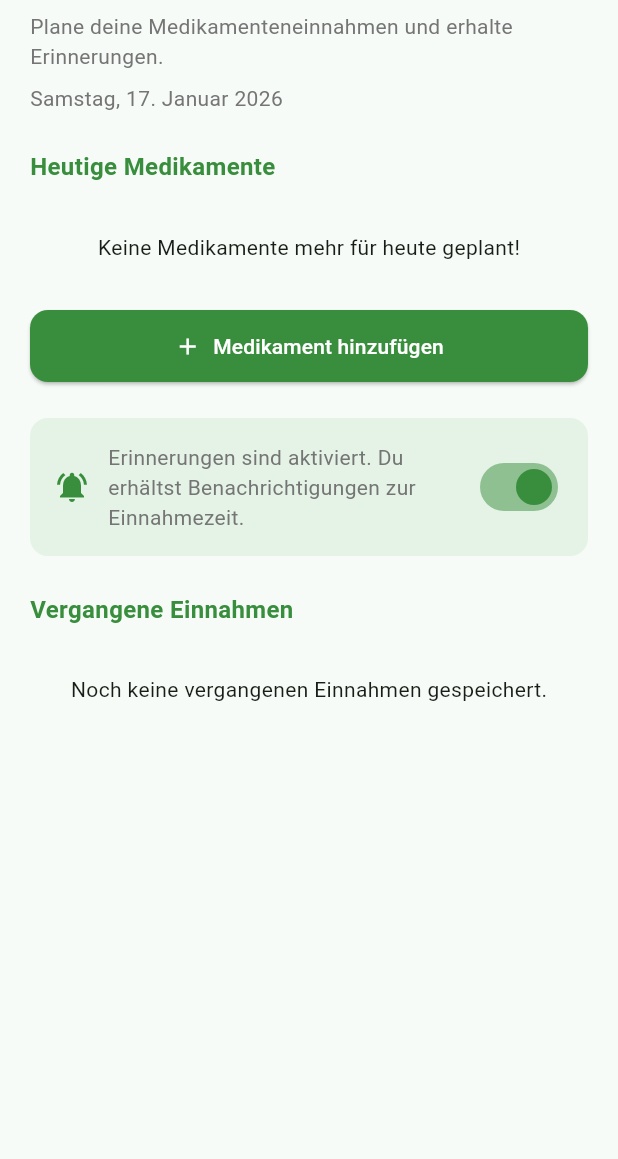
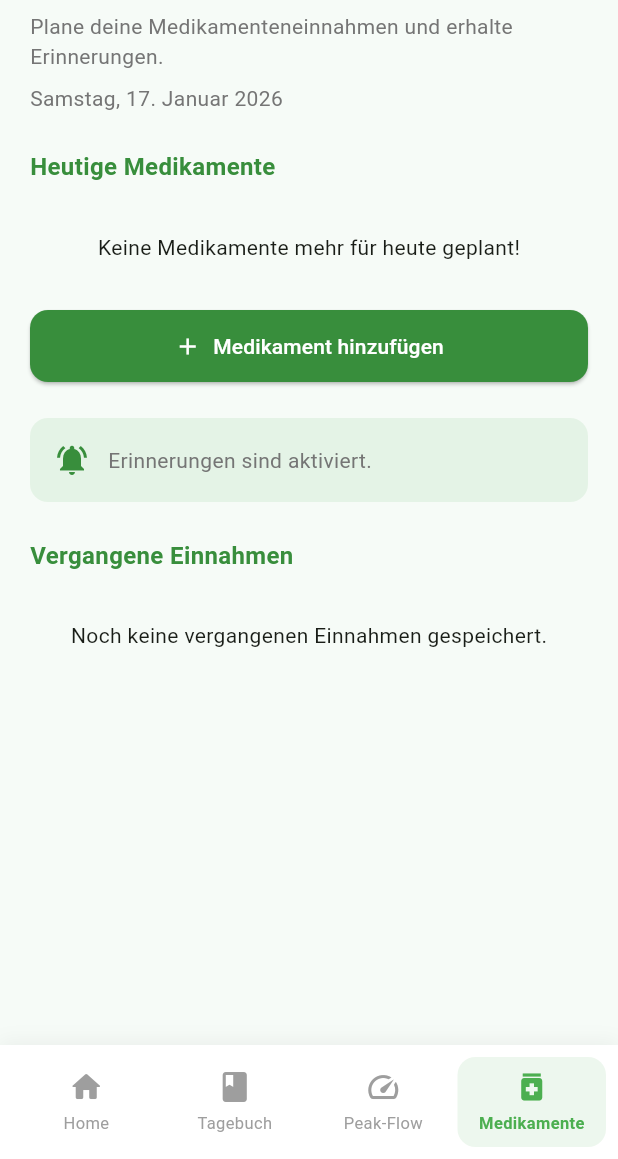
Before and after one commit to anja-05/flutter_asthma_app, a Flutter app: the screen it shows once a user with an empty profile is signed in, scrolled down 437 dp, after a tap on "Medikationsplan", on a phone screen of 412 x 824 dp, the part 77-1236 px from its top. Run offline on Flutter 3.47's test engine with Material 3 defaults, Android fonts, the phone set to English and light mode, and no system bars; our stand-ins replace cloud_firestore, firebase_auth, firebase_core, fl_chart, flutter_local_notifications, geolocator and 4 more; missing offline and left inert: fitbitter; accounts and stored records are empty; network calls fail.

Commit message:
more adjustments and dartdoc

```diff
--- a/lib/models/emergency_step.dart
+++ b/lib/models/emergency_step.dart
@@ -2,9 +2,13 @@
 ///
 /// Jede Instanz beschreibt eine Aufgabe, die abgearbeitet werden soll, und speichert, ob sie bereits erledigt wurde.
 class EmergencyStep {
+  /// Beschreibung des durchzuführenden Schritts
   final String text;
+
+  /// Status des Schritts: `true`, wenn erledigt
   bool completed;
 
+  /// Erstellt neuen Notfall-Schritt.
   EmergencyStep({
     required this.text,
     this.completed = false,
--- a/lib/screens/dashboard_screen.dart
+++ b/lib/screens/dashboard_screen.dart
@@ -34,9 +34,10 @@ import '../../models/medication.dart';
 /// - Fitbit-Verbindung
 class DashboardScreen extends StatefulWidget {
   final ValueChanged<int>? onSwitchTab;
+  final int? refreshTrigger;
 
   /// Erstellt einen neuen [DashboardScreen].
-  const DashboardScreen({super.key, this.onSwitchTab});
+  const DashboardScreen({super.key, this.onSwitchTab, this.refreshTrigger});
 
   @override
   State<DashboardScreen> createState() => _DashboardScreenState();
@@ -80,6 +81,17 @@ class _DashboardScreenState extends State<DashboardScreen> {
     _calculateNextMedicationTime();
     tz.initializeTimeZones();
     _initializeNotifications();
+  }
+
+  @override
+  void didUpdateWidget(covariant DashboardScreen oldWidget) {
+    super.didUpdateWidget(oldWidget);
+    if (widget.refreshTrigger != oldWidget.refreshTrigger) {
+      _loadLastEntryDate();
+      _loadTrend();
+      _loadMedicationTimes();
+      _calculateNextMedicationTime();
+    }
   }
 
   Future<void> _loadMedicationTimes() async {
@@ -348,13 +360,24 @@ class _DashboardScreenState extends State<DashboardScreen> {
   /// Navigiert zu einem Feature-Screen basierend auf dem Namen.
   /// Wird von den Dashboard-Karten verwendet.
   void _navigateToScreen(String name) {
+    // Mapping für Tabs in MainShell
+    final tabIndex = switch (name) {
+      'Symptomtagebuch' => 1,
+      'Peak-Flow' => 2,
+      'Medikationsplan' => 3,
+      'Vitaldaten' => 4,
+      'Warnungen' => 5,
+      _ => null,
+    };
+
+    if (tabIndex != null) {
+      widget.onSwitchTab?.call(tabIndex);
+      return;
+    }
+
+    // Mapping für externe Routen (die BottomBar verdecken sollen)
     final routeName = switch (name) {
-      'Symptomtagebuch' => '/symptoms',
-      'Peak-Flow' => '/peakflow',
-      'Medikationsplan' => '/medication',
-      'Warnungen' => '/warnings',
-      'Notfall' => '/emergency',
-      'Vitaldaten' => '/vitals',
+      'Notfall' => '/emergency', // Soll explizit ohne BottomBar sein
       _ => null,
     };
 
--- a/lib/screens/login_screen.dart
+++ b/lib/screens/login_screen.dart
@@ -2,7 +2,7 @@ import 'package:flutter/material.dart';
 import '../constants/app_colors.dart';
 import '../services/auth_service.dart';
 import 'register_screen.dart';
-import 'dashboard_screen.dart';
+import 'main_shell.dart';
 
 /// Login-Screen der App.
 /// Dieser Screen ermöglicht bestehenden Benutzer:innen:
@@ -71,7 +71,7 @@ class _LoginScreenState extends State<LoginScreen> {
       if (mounted) {
         Navigator.of(context).pushReplacement(
           MaterialPageRoute(
-            builder: (context) => const DashboardScreen(),
+            builder: (context) => const MainShell(),
           ),
         );
       }
--- a/lib/screens/main_shell.dart
+++ b/lib/screens/main_shell.dart
@@ -5,6 +5,8 @@ import 'dashboard_screen.dart';
 import 'symptom/symptom_diary_screen.dart';
 import 'peak_flow_screen.dart';
 import 'medication_plan_screen.dart';
+import 'vital_data_screen.dart';
+import 'warnings_screen.dart';
 
 /// Zentrale Shell der App mit Bottom-Navigation.
 /// Diese Klasse bildet den strukturellen Rahmen der Anwendung und verwaltet die Navigation zwischen den Hauptbereichen:
@@ -32,18 +34,15 @@ class _MainShellState extends State<MainShell> {
   /// Index des aktuell ausgewählten Tabs.
   int _currentIndex = 0;
 
+  /// Trigger für Dashboard-Aktualisierung
+  int _dashboardRefreshId = 0;
+
   /// Liste der Haupt-Screens der App.
-  late final List<Widget> _screens;
+  // late final List<Widget> _screens; // Removed
 
  @override
   void initState() {
     super.initState();
-    _screens = [
-      DashboardScreen(onSwitchTab: _onTabSelected),
-      const SymptomDiaryScreen(),
-      const PeakFlowScreen(),
-      const MedicationScreen(),
-    ];
   }
 
   /// Wird aufgerufen, wenn ein Tab in der Bottom-Navigation ausgewählt wird.
@@ -51,21 +50,43 @@ class _MainShellState extends State<MainShell> {
   void _onTabSelected(int index) {
     setState(() {
       _currentIndex = index;
+      if (index == 0) {
+        _dashboardRefreshId++;
+      }
     });
   }
 
   /// Baut das Grundlayout der App.
   @override
   Widget build(BuildContext context) {
-    return Scaffold(
+    return PopScope(
+      canPop: _currentIndex == 0,
+      onPopInvokedWithResult: (didPop, result) {
+        if (didPop) return;
+        setState(() {
+          _currentIndex = 0;
+        });
+      },
+      child: Scaffold(
         body: IndexedStack(
           index: _currentIndex,
-        children: _screens,
+          children: [
+            DashboardScreen(
+              onSwitchTab: _onTabSelected,
+              refreshTrigger: _dashboardRefreshId,
+            ),
+            const SymptomDiaryScreen(),
+            const PeakFlowScreen(),
+            const MedicationScreen(),
+            const VitalScreen(),
+            const WarningScreen(),
+          ],
         ),
         bottomNavigationBar: AppBottomNavigation(
           currentIndex: _currentIndex,
           onTap: _onTabSelected,
         ),
+      ),
     );
   }
 }
--- a/lib/screens/medication_plan_screen.dart
+++ b/lib/screens/medication_plan_screen.dart
@@ -14,9 +14,18 @@ import 'package:firebase_auth/firebase_auth.dart';
 import 'package:flutter_local_notifications/flutter_local_notifications.dart';
 import 'package:timezone/timezone.dart' as tz;
 import 'package:timezone/data/latest.dart' as tz;
+import 'package:permission_handler/permission_handler.dart';
 
 const Uuid uuid = Uuid();
 
+/// Dialog-Widget zum Hinzufügen eines neuen Medikaments.
+///
+/// Eingabe von:
+/// - Medikamentenname
+/// - Dosierung
+/// - Typ (z.B. Tablette)
+/// - Einnahmeintervall (Täglich, Alle X Tage, Wochentage)
+/// - Einnahmezeiten
 class _AddMedicationDialog extends StatefulWidget {
   final Function(Medication) onAdd;
 
@@ -46,6 +55,7 @@ class _AddMedicationDialogState extends State<_AddMedicationDialog> {
     _initializeNotifications();
   }
 
+  /// Initialisiert die lokalen Benachrichtigungen und Android-Kanäle.
   void _initializeNotifications() async {
     // 1. Android-Einstellungen definieren
     const AndroidInitializationSettings initializationSettingsAndroid =
@@ -87,6 +97,7 @@ class _AddMedicationDialogState extends State<_AddMedicationDialog> {
     }
   }
 
+  /// Plant Benachrichtigungen für neu erstellte Medikamente
   void _scheduleNotifications(Medication med) async {
     final location = tz.getLocation('Europe/Berlin'); // Einheitliche Zeitzone
     final now = tz.TZDateTime.now(location);
@@ -356,7 +367,14 @@ class _AddMedicationDialogState extends State<_AddMedicationDialog> {
   }
 }
 
-
+/// Hauptscreen für Medikationsübersicht
+///
+/// Zeigt:
+/// - Die für heute geplanten Einnahmen (mit Checkboxen zum Abhaken).
+/// - Eine Liste vergangener Einnahmen (Historie).
+/// - Einen Button zum Hinzufügen neuer Medikamente.
+///
+/// Verwaltet zudem die Synchronisation mit dem [MedicationService] und FHIR.
 class MedicationScreen extends StatefulWidget {
   const MedicationScreen({super.key});
 
@@ -364,11 +382,13 @@ class MedicationScreen extends StatefulWidget {
   State<MedicationScreen> createState() => _MedicationScreenState();
 }
 
-class _MedicationScreenState extends State<MedicationScreen> {
+class _MedicationScreenState extends State<MedicationScreen>
+    with WidgetsBindingObserver {
   final MedicationService _service = MedicationService();
   final FhirMedicationService _fhirMedicationService = FhirMedicationService();
   final FhirPatientService _fhirPatientService = FhirPatientService();
-  final FlutterLocalNotificationsPlugin _flutterLocalNotificationsPlugin = FlutterLocalNotificationsPlugin();
+  final FlutterLocalNotificationsPlugin _flutterLocalNotificationsPlugin =
+      FlutterLocalNotificationsPlugin();
 
   List<Medication> _medicationPlans = [];
   List<MedicationIntake> _allTodayIntakesWithStatus = [];
@@ -380,15 +400,42 @@ class _MedicationScreenState extends State<MedicationScreen> {
   @override
   void initState() {
     super.initState();
+    WidgetsBinding.instance.addObserver(this);
     _loadMedications();
   }
 
+  @override
+  void dispose() {
+    WidgetsBinding.instance.removeObserver(this);
+    super.dispose();
+  }
+
+  @override
+  void didChangeAppLifecycleState(AppLifecycleState state) {
+    if (state == AppLifecycleState.resumed) {
+      _checkPermissionStatus();
+    }
+  }
+
+  Future<void> _checkPermissionStatus() async {
+    final status = await Permission.notification.status;
+    if (mounted) {
+      setState(() {
+        _remindersEnabled = status.isGranted;
+      });
+    }
+  }
+
+  /// Prüft, ob seit dem letzten Zugriff ein neuer Tag begonnen hat.
   bool _isNewDay(DateTime? lastAccess) {
     if (lastAccess == null) return true;
     final now = DateTime.now();
-    return now.year != lastAccess.year || now.month != lastAccess.month || now.day != lastAccess.day;
+    return now.year != lastAccess.year ||
+        now.month != lastAccess.month ||
+        now.day != lastAccess.day;
   }
 
+  /// Prüft anhand des Intervalls, ob ein Medikament heute eingenommen werden muss.
   bool _shouldTakeToday(Medication med) {
     final today = DateTime.now();
 
@@ -409,6 +456,7 @@ class _MedicationScreenState extends State<MedicationScreen> {
     return false;
   }
 
+  /// Generiert Liste der heutigen Einnahmen basierend auf den Plänen.
   List<MedicationIntake> _generateTodayIntakes(List<Medication> plans) {
     final allIntakes = plans
         .where(_shouldTakeToday)
@@ -429,6 +477,9 @@ class _MedicationScreenState extends State<MedicationScreen> {
     return allIntakes;
   }
 
+  /// Lädt alle Medikamentendaten (Pläne, Einnahmen, Historie).
+  ///
+  /// Führt bei einem neuen Tag auch die Generierung der neuen Tagesliste durch.
   Future<void> _loadMedications() async {
     final loadedPlans = await _service.loadMedications();
     final loadedRemindersStatus = await _service.loadRemindersStatus();
@@ -468,16 +519,19 @@ class _MedicationScreenState extends State<MedicationScreen> {
     });
   }
 
+  /// Fügt einen neuen Medikationsplan hinzu und speichert ihn in:
+  /// 1. Lokalen App-Daten (SharedPreferences)
+  /// 2. FHIR-Server (MedicationRequest)
   void _addNewPlan(Medication newMedication) async {
     final updatedPlans = [..._medicationPlans, newMedication];
     final newIntakesForToday = _generateTodayIntakes([newMedication]);
     final combinedIntakes = [..._allTodayIntakesWithStatus, ...newIntakesForToday];
 
-    // 🔹 lokal speichern (wie bisher)
+    // lokal speichern (wie bisher)
     await _service.saveMedications(updatedPlans);
     await _service.saveTodayIntakes(combinedIntakes);
 
-    // 🔹 FHIR: Patient sicherstellen + MedicationRequest speichern
+    // FHIR: Patient sicherstellen + MedicationRequest speichern
     try {
       final user = FirebaseAuth.instance.currentUser!;
       final patientId = await _fhirPatientService.ensurePatientForUser(
@@ -528,14 +582,6 @@ class _MedicationScreenState extends State<MedicationScreen> {
     _flutterLocalNotificationsPlugin.cancelAll();
 
     _showSnackBar('Medikament "${medicationName}" gelöscht.');
-  }
-
-  void _toggleReminders(bool value) async {
-    setState(() {
-      _remindersEnabled = value;
-    });
-    await _service.saveRemindersStatus(value);
-    _showSnackBar('Erinnerungen ${value ? "aktiviert" : "deaktiviert"}.');
   }
 
   void _markAsTaken(MedicationIntake intake) async {
@@ -591,17 +637,7 @@ class _MedicationScreenState extends State<MedicationScreen> {
       );
     }
 
-    return PopScope(
-      canPop: false,
-      onPopInvokedWithResult: (didPop, result) async {
-        if (didPop) return;
-        Navigator.pushNamedAndRemoveUntil(
-          context,
-          '/dashboard',
-          (route) => false,
-        );
-      },
-      child: Scaffold(
+    return Scaffold(
       backgroundColor: AppColors.backgroundColor,
       body: SafeArea(
         child: RefreshIndicator(
@@ -634,9 +670,7 @@ class _MedicationScreenState extends State<MedicationScreen> {
                   color: AppColors.textSecondary,
                 ),
               ),
-
               const SizedBox(height: 24),
-
               const Text(
                 'Heutige Medikamente',
                 style: TextStyle(
@@ -646,7 +680,6 @@ class _MedicationScreenState extends State<MedicationScreen> {
                 ),
               ),
               const SizedBox(height: 12),
-
               if (_todayIntakes.isEmpty)
                 const Center(
                   child: Padding(
@@ -654,7 +687,6 @@ class _MedicationScreenState extends State<MedicationScreen> {
                     child: Text('Keine Medikamente mehr für heute geplant!'),
                   ),
                 ),
-
               ..._todayIntakes.map((intake) {
                 return Padding(
                   padding: const EdgeInsets.only(bottom: 12),
@@ -665,9 +697,7 @@ class _MedicationScreenState extends State<MedicationScreen> {
                   ),
                 );
               }),
-
               const SizedBox(height: 12),
-
               SizedBox(
                 width: double.infinity,
                 child: ElevatedButton.icon(
@@ -684,12 +714,12 @@ class _MedicationScreenState extends State<MedicationScreen> {
                   ),
                 ),
               ),
-
               const SizedBox(height: 24),
-
               Container(
                 decoration: BoxDecoration(
-                    color: AppColors.lightGreen.withValues(alpha: 0.15),
+                  color: (_remindersEnabled)
+                      ? AppColors.lightGreen.withValues(alpha: 0.15)
+                      : Colors.orange.withValues(alpha: 0.15),
                   borderRadius: BorderRadius.circular(12),
                 ),
                 padding: const EdgeInsets.all(16),
@@ -700,29 +730,31 @@ class _MedicationScreenState extends State<MedicationScreen> {
                       _remindersEnabled
                           ? Icons.notifications_active
                           : Icons.notifications_off,
-                        color: AppColors.primaryGreen,
+                      color: _remindersEnabled
+                          ? AppColors.primaryGreen
+                          : Colors.orange,
                     ),
                     const SizedBox(width: 12),
-                      const Expanded(
+                    Expanded(
                       child: Text(
-                          'Erinnerungen sind aktiviert. Du erhältst Benachrichtigungen zur Einnahmezeit.',
+                        _remindersEnabled
+                            ? 'Erinnerungen sind aktiviert.'
+                            : 'Erinnerungen sind deaktiviert. Bitte in den Einstellungen prüfen.',
                         style: TextStyle(
                           fontSize: 14,
-                            color: AppColors.textSecondary,
+                          color: _remindersEnabled
+                              ? AppColors.textSecondary
+                              : Colors.orange,
+                          fontWeight: _remindersEnabled
+                              ? FontWeight.normal
+                              : FontWeight.bold,
                         ),
                       ),
-                      ),
-                      Switch(
-                        value: _remindersEnabled,
-                        onChanged: _toggleReminders,
-                        activeThumbColor: AppColors.primaryGreen,
                     ),
                   ],
                 ),
               ),
-
               const SizedBox(height: 24),
-
               const Text(
                 'Vergangene Einnahmen',
                 style: TextStyle(
@@ -732,7 +764,6 @@ class _MedicationScreenState extends State<MedicationScreen> {
                 ),
               ),
               const SizedBox(height: 12),
-
               if (_pastIntakes.isEmpty)
                 const Center(
                   child: Padding(
@@ -742,7 +773,6 @@ class _MedicationScreenState extends State<MedicationScreen> {
                     ),
                   ),
                 ),
-
               ..._pastIntakes.map((intake) {
                 return Padding(
                   padding: const EdgeInsets.only(bottom: 12),
@@ -753,7 +783,6 @@ class _MedicationScreenState extends State<MedicationScreen> {
           ),
         ),
       ),
-      ),
     );
   }
 }
--- a/lib/screens/peak_flow_screen.dart
+++ b/lib/screens/peak_flow_screen.dart
@@ -89,17 +89,7 @@ class _PeakFlowScreenState extends State<PeakFlowScreen> {
   Widget build(BuildContext context) {
     final latest = measurements.last;
 
-    return PopScope(
-      canPop: false,
-      onPopInvokedWithResult: (didPop, result) {
-        if (didPop) return;
-        Navigator.pushNamedAndRemoveUntil(
-          context,
-          '/dashboard',
-          (route) => false,
-        );
-      },
-      child: Scaffold(
+    return Scaffold(
       backgroundColor: AppColors.backgroundColor,
       body: SafeArea(
         child: ListView(
@@ -163,7 +153,6 @@ class _PeakFlowScreenState extends State<PeakFlowScreen> {
             // Zonen-Info
             _buildZoneExplanation(),
           ],
-          ),
         ),
       ),
     );
--- a/lib/screens/symptom/symptom_diary_screen.dart
+++ b/lib/screens/symptom/symptom_diary_screen.dart
@@ -124,17 +124,7 @@ class _SymptomDiaryScreenState extends State<SymptomDiaryScreen> {
 
   @override
   Widget build(BuildContext context) {
-    return PopScope(
-      canPop: false,
-      onPopInvokedWithResult: (didPop, result) {
-        if (didPop) return;
-        Navigator.pushNamedAndRemoveUntil(
-          context,
-          '/dashboard',
-          (route) => false,
-        );
-      },
-      child: Scaffold(
+    return Scaffold(
       backgroundColor: AppColors.backgroundColor,
       body: SafeArea(
         child: DefaultTabController(
@@ -207,7 +197,6 @@ class _SymptomDiaryScreenState extends State<SymptomDiaryScreen> {
           ),
         ),
       ),
-      ),
     );
   }
 }
--- a/pubspec.yaml
+++ b/pubspec.yaml
@@ -28,6 +28,7 @@ dependencies:
   flutter_local_notifications: ^18.0.1
 
   url_launcher: ^6.2.6
+  timezone: ^0.10.1
 
 dev_dependencies:
   flutter_test:
```
Also changed, not shown: lib/models/medication.dart (+42 -0 lines), lib/screens/emergency_plan_screen.dart (+1 -12 lines), lib/screens/vital_data_screen.dart (+4 -17 lines), lib/screens/warnings_screen.dart (+1 -12 lines), lib/services/fhir_service_symptom.dart (+15 -7 lines), lib/services/medication_service.dart (+24 -0 lines), pubspec.lock, 1 other file. Lines whose indentation alone changed are shown as unchanged.
